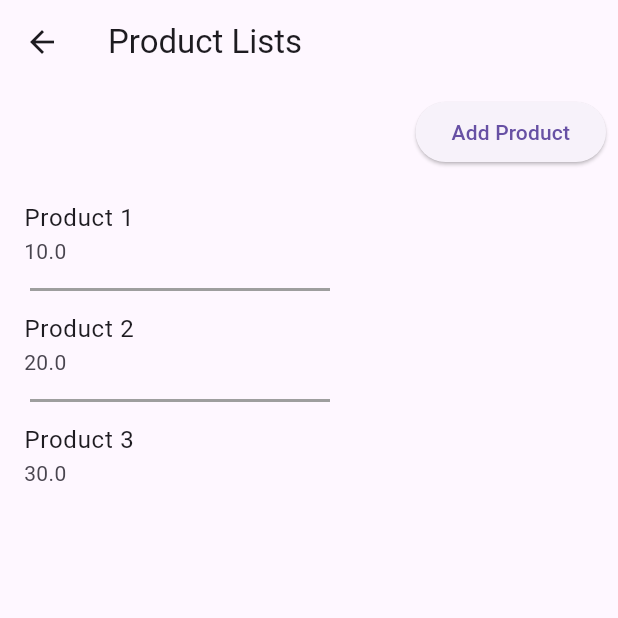
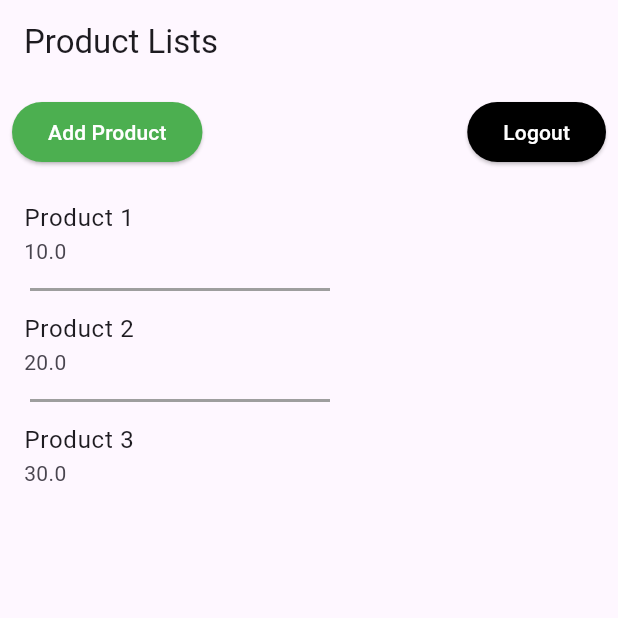
Before and after one commit to chaudhuree/flutter-firebase-practice, a Flutter app: the HomeActivity screen opened directly, on a phone screen of 412 x 824 dp, the top half of it. Run offline on Flutter 3.47's test engine with Material 3 defaults, Android fonts, the phone set to English and light mode, and no system bars; our stand-ins replace firebase_auth, firebase_core, get; accounts and stored records are empty.

Commit message:
based on auth status redirec of users and logout system implimented

```diff
--- a/test_app/lib/screens/home.dart
+++ b/test_app/lib/screens/home.dart
@@ -1,3 +1,4 @@
+import 'package:firebase_auth/firebase_auth.dart';
 import 'package:flutter/material.dart';
 import 'package:get/get.dart';
 
@@ -12,21 +13,42 @@ class HomeActivity extends StatelessWidget {
   @override
   Widget build(BuildContext context) {
     return Scaffold(
-      appBar: AppBar(title: Text('Product Lists')),
+      appBar: AppBar(
+        title: Text('Product Lists'),
+        automaticallyImplyLeading: false,
+      ),
       body: SingleChildScrollView(
         // Make the body scrollable
         child: Column(
           children: [
-            Align(
-              alignment: Alignment.centerRight,
-              child: Padding(
+            Padding(
               padding: const EdgeInsets.all(8.0),
-                child: ElevatedButton(
+              child: Row(
+                mainAxisAlignment: MainAxisAlignment.spaceBetween,
+                children: [
+                  ElevatedButton(
+                    style: ElevatedButton.styleFrom(
+                      backgroundColor: Colors.green,
+                      foregroundColor: Colors.white,
+                    ),
                     onPressed: () {
                       Get.toNamed('/add'); // Navigate to the '/add' route
                     },
                     child: Text('Add Product'),
                   ),
+                  SizedBox(width: 10),
+                  ElevatedButton(
+                    style: ElevatedButton.styleFrom(
+                      backgroundColor: Colors.black,
+                      foregroundColor: Colors.white,
+                    ),
+                    onPressed: () {
+                      FirebaseAuth.instance.signOut();
+                      Get.toNamed('/');
+                    },
+                    child: Text('Logout'),
+                  ),
+                ],
               ),
             ),
             // ListView with separators
--- a/test_app/lib/screens/login_page.dart
+++ b/test_app/lib/screens/login_page.dart
@@ -93,7 +93,7 @@ class _LoginPageState extends State<LoginPage> {
   @override
   Widget build(BuildContext context) {
     return Scaffold(
-      appBar: AppBar(),
+      appBar: AppBar(automaticallyImplyLeading: false),
       body: Padding(
         padding: const EdgeInsets.all(15.0),
         child: Form(
--- a/test_app/lib/screens/signup_page.dart
+++ b/test_app/lib/screens/signup_page.dart
@@ -75,6 +75,7 @@ class _SignUpPageState extends State<SignUpPage> {
   @override
   Widget build(BuildContext context) {
     return Scaffold(
+      appBar: AppBar(automaticallyImplyLeading: false),
       body: Padding(
         padding: const EdgeInsets.all(15.0),
         child: Form(
```
Also changed, not shown: test_app/lib/main.dart (+16 -4 lines). Lines whose indentation alone changed are shown as unchanged.
